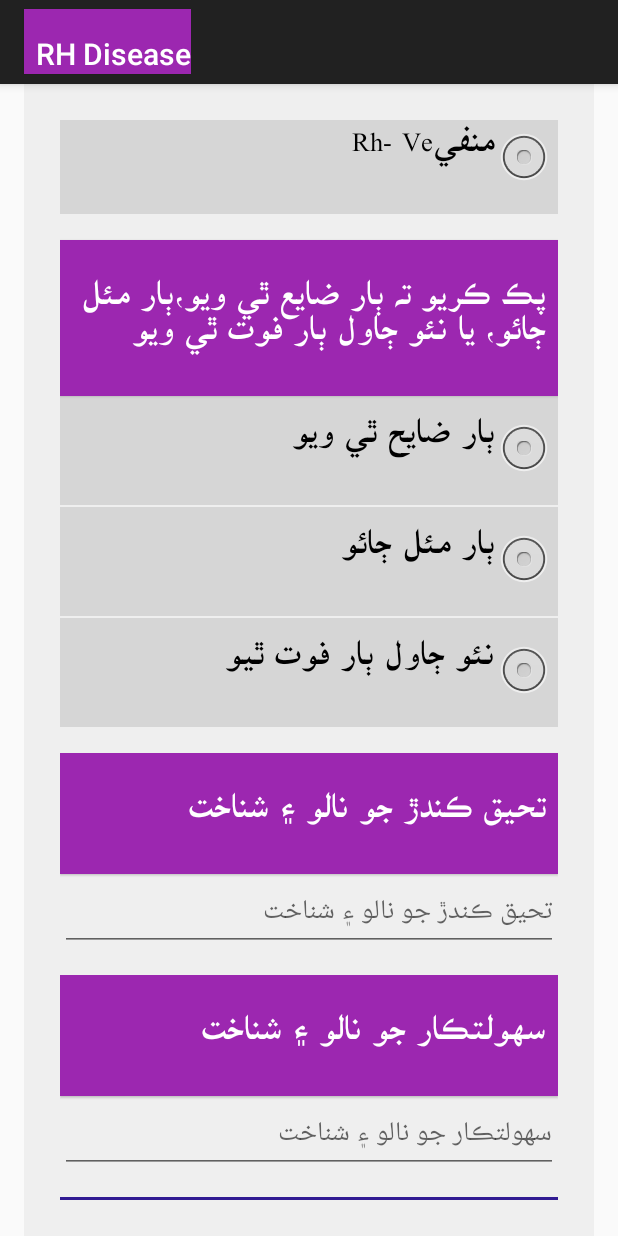
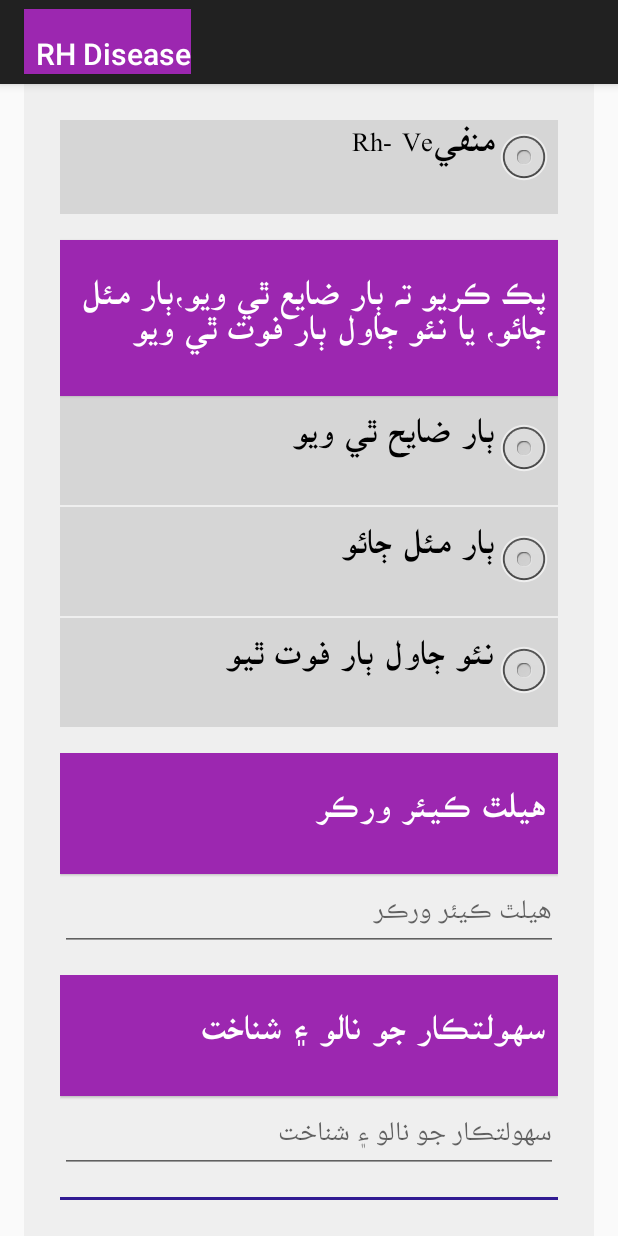
Before and after one commit to shznaqvi/rh-disease, an Android app: the Form16Activity screen opened directly, with no data from a screen before it, scrolled down 537 dp, on a phone screen of 412 x 824 dp. Run offline under Robolectric (Android 15) with nearby library versions, the phone set to English and light mode, and no system bars; our stand-ins replace data binding; libraries missing offline, so code that uses them is left out: io.blackbox_vision.datetimepickeredittext; plain views replace DatePickerInputEditText, TimePickerInputEditText; Roboto replaces fonts that are not available here; 8 statements that could not run were skipped.

Commit message:
Form 16,17 minor changes

```diff
--- a/app/src/main/java/edu/aku/hassannaqvi/rhdisease/activities/Form17/Form17Activity.java
+++ b/app/src/main/java/edu/aku/hassannaqvi/rhdisease/activities/Form17/Form17Activity.java
@@ -133,6 +133,7 @@ public class Form17Activity extends AppCompatActivity {
         MainApp.fc.setApp_version(MainApp.versionName + "." + MainApp.versionCode);
         JSONObject f17 = new JSONObject();
         f17.put("f17rhstatus", bi.f17rha.isChecked() ? "1" : bi.f17rhb.isChecked() ? "2" : "0");
+        f17.put("f17hcwid", bi.f17hcwidx.getText().toString());
         f17.put("f17facilityid", bi.f17facility.getText().toString());
         f17.put("f17dt", dtToday);
         f17.put("f1701", bi.f1701a.isChecked() ? "1" : bi.f1701b.isChecked() ? "2" : "0");
@@ -143,6 +144,7 @@ public class Form17Activity extends AppCompatActivity {
         f17.put("f1704t", bi.f1704t.getText().toString());
         f17.put("f1705", bi.f1705a.isChecked() ? "1" : bi.f1705b.isChecked() ? "2" : "0");
         f17.put("f1706", bi.f1706a.isChecked() ? "1" : bi.f1706b.isChecked() ? "2" : "0");
+        f17.put("f17researchName",MainApp.userName);
 
         MainApp.fc.setf17(String.valueOf(f17));
         Toast.makeText(this, "Validation Successful! - Saving Draft...", Toast.LENGTH_SHORT).show();
@@ -154,6 +156,10 @@ public class Form17Activity extends AppCompatActivity {
             return false;
         }
         if (!bi.f17rha.isChecked()) {
+
+            if (!validatorClass.EmptyTextBox(this, bi.f17hcwidx, getString(R.string.f17hcwid))) {
+                return false;
+            }
 
             if (!validatorClass.EmptyTextBox(this, bi.f17facility, getString(R.string.f17facility))) {
                 return false;
--- a/app/src/main/res/layout/activity_form16.xml
+++ b/app/src/main/res/layout/activity_form16.xml
@@ -143,6 +143,7 @@
                 </LinearLayout>
 
                 <LinearLayout
+                    android:visibility="gone"
                     android:id="@+id/fldgrpf16rid"
                     android:layout_width="match_parent"
                     android:layout_height="wrap_content"
@@ -163,6 +164,29 @@
                         android:layout_width="match_parent"
                         android:layout_height="wrap_content"
                         android:hint="@string/f16rid" />
+                </LinearLayout>
+
+                <LinearLayout
+                    android:id="@+id/fldgrpf16hcw"
+                    android:layout_width="match_parent"
+                    android:layout_height="wrap_content"
+                    android:orientation="vertical">
+
+
+                    <TextView
+                        android:layout_width="match_parent"
+                        android:layout_height="wrap_content"
+                        android:layout_marginTop="16dp"
+                        android:text="@string/f16hcw"
+                        android:textAppearance="?android:attr/textAppearanceLarge" />
+
+
+                    <EditText
+                        android:inputType="text"
+                        android:id="@+id/f16hcwx"
+                        android:layout_width="match_parent"
+                        android:layout_height="wrap_content"
+                        android:hint="@string/f16hcw" />
                 </LinearLayout>
 
                 <LinearLayout
--- a/app/src/main/res/values/strings.xml
+++ b/app/src/main/res/values/strings.xml
@@ -1082,6 +1082,7 @@
     <string name="f16deathb">ٻار مئل ڄائو </string>
     <string name="f16deathc">نئو ڄاول ٻار فوت ٿيو</string>
     <string name="f16rid">تحيق ڪندڙ جو نالو ۽ شناخت</string>
+    <string name="f16hcw">هيلٿ ڪيئر ورڪر</string>
     <string name="f16facid">سهولتڪار جو نالو ۽ شناخت</string>
 
     <string name="f16Heading02">Blood Collection For Antibody Assessment</string>
```
Also changed, not shown: app/src/main/java/edu/aku/hassannaqvi/rhdisease/activities/Form16/Form16Activity.java (+8 -1 lines), app/src/main/res/layout/activity_form17.xml (+19 -0 lines), 1 other file.
